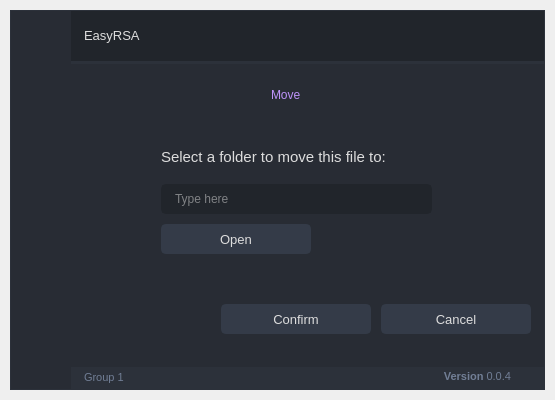
Qt form UI/moveFile.ui (ameasere/EasyRSA) before a commit.
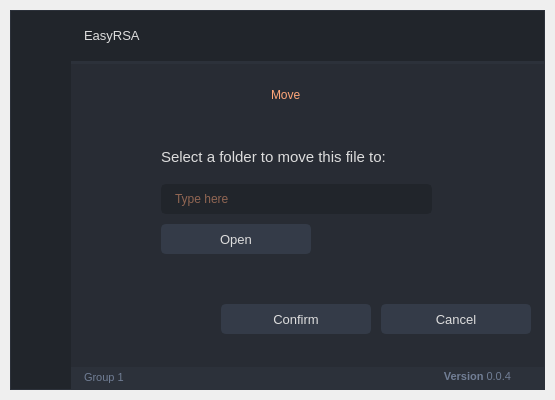
The same form after that commit. Icons and pictures are not drawn.

Commit message: Updated UI for Halloween! Spooky!

Diff of the .ui file:
```diff
--- a/UI/moveFile.ui
+++ b/UI/moveFile.ui
@@ -35,12 +35,7 @@
     </font>
    </property>
    <property name="styleSheet">
-    <string notr="true">/* /////////////////////////////////////////////////////////////////////////////////////////////////
-
-SET APP STYLESHEET - FULL STYLES HERE
-DARK THEME - DRACULA COLOR BASED
-
-///////////////////////////////////////////////////////////////////////////////////////////////// */
+    <string notr="true">/* Halloween Stylesheet */
 
 QWidget{
 	color: rgb(221, 221, 221);
@@ -71,6 +66,19 @@
 }
 
 /* /////////////////////////////////////////////////////////////////////////////////////////////////
+Left Menu */
+#leftMenuBg {	
+	background-color: rgb(33, 37, 43);
+}
+#topLogo {
+	background-color: rgb(33, 37, 43);
+	background-image: url(:/images/images/images/RSA30x30.png);
+	background-position: center;
+	background-repeat: no-repeat;
+}
+#titleLeftApp { font: 63 12pt &quot;Segoe UI Semibold&quot;; }
+#titleLeftDescription { font: 8pt &quot;Segoe UI&quot;; color: rgb(249, 203, 147); }
+
 /* MENUS */
 #topMenu .QPushButton {	
 	background-position: left center;
@@ -131,6 +139,14 @@
 
 
 /* /////////////////////////////////////////////////////////////////////////////////////////////////
+Extra Tab */
+#extraLeftBox {	
+	background-color: rgb(44, 49, 58);
+}
+#extraTopBg {
+	background-color: rgb(249, 203, 147);
+}
+
 /* Icon */
 #extraIcon {
 	background-position: center;
@@ -185,7 +201,7 @@
 
 /* Theme Settings */
 #extraRightBox { background-color: rgb(44, 49, 58); }
-#themeSettingsTopDetail { background-color: rgb(189, 147, 249); }
+#themeSettingsTopDetail { background-color: rgb(249, 203, 147); }
 
 /* Bottom Bar */
 #bottomBar { background-color: rgb(44, 49, 58); }
@@ -226,7 +242,7 @@
 	gridline-color: rgb(44, 49, 60);
 }
 QTableWidget::item:selected{
-	background-color: rgb(189, 147, 249);
+	background-color: rgb(249, 203, 147);
 }
 QHeaderView::section{
 	background-color: rgb(33, 37, 43);
@@ -260,7 +276,7 @@
 	border: 2px solid rgb(33, 37, 43);
 	padding-left: 10px;
 	selection-color: rgb(255, 255, 255);
-	selection-background-color: rgb(255, 121, 198);
+	selection-background-color: rgb(255, 166, 121);
 }
 QLineEdit:hover {
 	border: 2px solid rgb(64, 71, 88);
@@ -276,7 +292,7 @@
 	border-radius: 5px;
 	padding: 10px;
 	selection-color: rgb(255, 255, 255);
-	selection-background-color: rgb(255, 121, 198);
+	selection-background-color: rgb(255, 166, 121);
 }
 QPlainTextEdit  QScrollBar:vertical {
     width: 8px;
@@ -301,9 +317,9 @@
 	border-radius: 0px;
 }
 QScrollBar::handle:horizontal {
-    background: rgb(189, 147, 249);
+    background: rgb(249, 203, 147);
     min-width: 25px;
-	border-radius: 4px
+	border-radius: 4px;
 }
 QScrollBar::add-line:horizontal {
     border: none;
@@ -339,9 +355,9 @@
 	border-radius: 0px;
  }
  QScrollBar::handle:vertical {	
-	background: rgb(189, 147, 249);
+	background: rgb(249, 203, 147);
     min-height: 25px;
-	border-radius: 4px
+	border-radius: 4px;
  }
  QScrollBar::add-line:vertical {
      border: none;
@@ -427,10 +443,10 @@
 	border-bottom-right-radius: 3px;	
 	background-image: url(:/icons/images/icons/cil-arrow-bottom.png);
 	background-position: center;
-	background-repeat: no-reperat;
+	background-repeat: no-repeat;
  }
 QComboBox QAbstractItemView {
-	color: rgb(255, 121, 198);	
+	color: rgb(255, 166, 121);
 	background-color: rgb(33, 37, 43);
 	padding: 10px;
 	selection-background-color: rgb(39, 44, 54);
@@ -448,7 +464,7 @@
 	background-color: rgb(55, 62, 76);
 }
 QSlider::handle:horizontal {
-    background-color: rgb(189, 147, 249);
+    background-color: rgb(249, 203, 147);
     border: none;
     height: 10px;
     width: 10px;
@@ -472,7 +488,7 @@
 	background-color: rgb(55, 62, 76);
 }
 QSlider::handle:vertical {
-    background-color: rgb(189, 147, 249);
+    background-color: rgb(249, 203, 147);
 	border: none;
     height: 10px;
     width: 10px;
@@ -489,10 +505,9 @@
 /* /////////////////////////////////////////////////////////////////////////////////////////////////
 CommandLinkButton */
 QCommandLinkButton {	
-	color: rgb(255, 121, 198);
+	color: rgb(255, 166, 121);
 	border-radius: 5px;
 	padding: 5px;
-	color: rgb(255, 170, 255);
 }
 QCommandLinkButton:hover {	
 	color: rgb(255, 170, 255);
@@ -519,6 +534,8 @@
 	border: 2px solid rgb(43, 50, 61);
 }
 
+
+
 </string>
    </property>
    <layout class="QVBoxLayout" name="appMargins">
@@ -1030,7 +1047,7 @@
                         </rect>
                        </property>
                        <property name="styleSheet">
-                        <string notr="true">font: 14pt &quot;Segoe UI&quot;; color: rgb(189, 147, 249); </string>
+                        <string notr="true">font: 14pt &quot;Segoe UI&quot;; color: rgb(255, 166, 121);</string>
                        </property>
                        <property name="lineWidth">
                         <number>1</number>
@@ -1166,7 +1183,8 @@
                         </size>
                        </property>
                        <property name="styleSheet">
-                        <string notr="true">background-color: rgb(33, 37, 43);</string>
+                        <string notr="true">background-color: rgb(33, 37, 43);
+color: rgb(255, 166, 121);</string>
                        </property>
                        <property name="text">
                         <string/>
```
Left out of the diff: 26 changed lines with no effect on the pictures. The commit also changes 20 other files.
